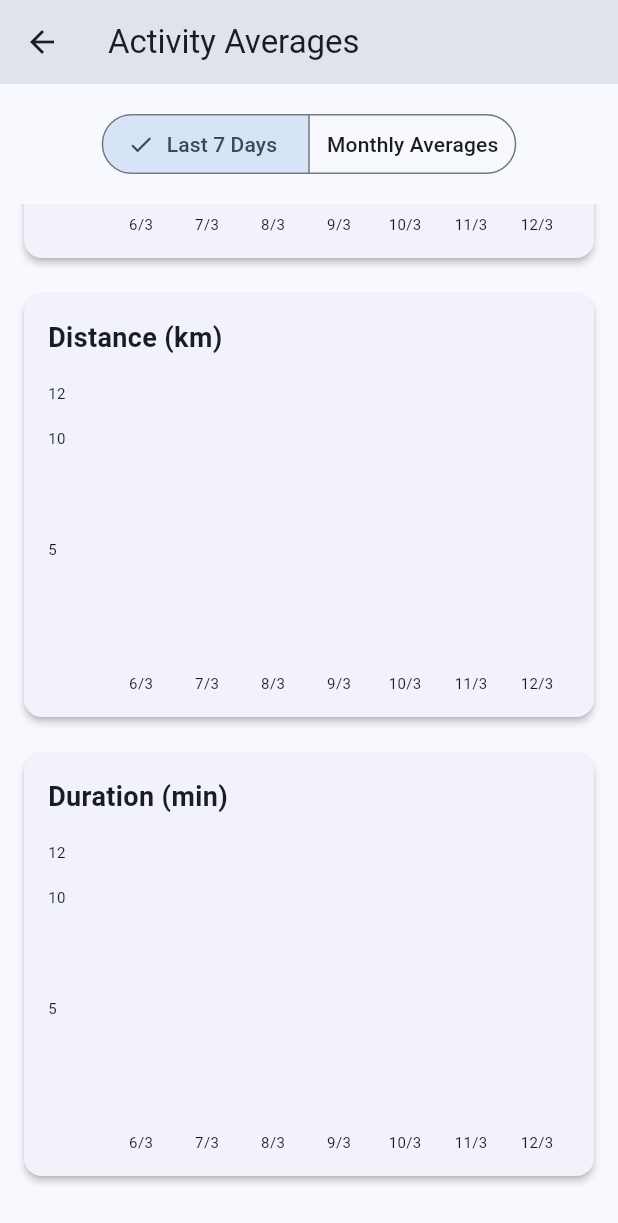
After one commit to matheussilvagarcia/anotherrunner, a Flutter app: the ChartScreen screen opened directly, scrolled down 568 dp, after a tap on "Last 7 Days", on a phone screen of 412 x 824 dp. The commit adds this screen. Shown: the top 1223 px of the screen. Run offline on Flutter 3.47's test engine with Material 3 defaults, Android fonts, the phone set to English and light mode, and no system bars; drawn by our look-alikes of fl_chart; our stand-ins replace cloud_firestore, firebase_auth, firebase_core, flutter_dotenv, flutter_local_notifications, flutter_svg and 9 more; missing offline and left inert: flutter_background_service, flutter_background_service_android, health; accounts and stored records are empty; generated files the repository leaves out were written again.

Commit message:
12/03/26 - Chart

```diff
--- /dev/null
+++ b/lib/chart_screen.dart
@@ -0,0 +1,267 @@
+import 'package:flutter/material.dart';
+import 'package:cloud_firestore/cloud_firestore.dart';
+import 'package:firebase_auth/firebase_auth.dart';
+import 'package:fl_chart/fl_chart.dart';
+
+class ChartScreen extends StatefulWidget {
+  const ChartScreen({super.key});
+
+  @override
+  State<ChartScreen> createState() => _ChartScreenState();
+}
+
+class _ChartScreenState extends State<ChartScreen> {
+  bool _isWeekly = true;
+  bool _isLoading = true;
+  List<Map<String, dynamic>> _rawData = [];
+
+  @override
+  void initState() {
+    super.initState();
+    _fetchData();
+  }
+
+  Future<void> _fetchData() async {
+    final user = FirebaseAuth.instance.currentUser;
+    if (user == null) return;
+
+    try {
+      final snapshot = await FirebaseFirestore.instance
+          .collection('users')
+          .doc(user.uid)
+          .collection('daily_stats')
+          .get();
+
+      final data = snapshot.docs.map((doc) {
+        final d = doc.data();
+        return {
+          'date': DateTime.parse(d['date']),
+          'steps': d['steps'] ?? 0,
+          'calories': (d['calories'] ?? 0.0).toDouble(),
+          'distanceKm': (d['distanceKm'] ?? 0.0).toDouble(),
+          'timeMin': (d['timeMin'] ?? 0.0).toDouble(),
+        };
+      }).toList();
+
+      data.sort((a, b) => (a['date'] as DateTime).compareTo(b['date'] as DateTime));
+
+      setState(() {
+        _rawData = data;
+        _isLoading = false;
+      });
+    } catch (e) {
+      setState(() {
+        _isLoading = false;
+      });
+    }
+  }
+
+  List<Map<String, dynamic>> _processWeeklyData() {
+    final now = DateTime.now();
+    final List<Map<String, dynamic>> last7Days = [];
+    for (int i = 6; i >= 0; i--) {
+      final targetDate = DateTime(now.year, now.month, now.day).subtract(Duration(days: i));
+      final record = _rawData.firstWhere(
+            (e) {
+          final d = e['date'] as DateTime;
+          return d.year == targetDate.year && d.month == targetDate.month && d.day == targetDate.day;
+        },
+        orElse: () => {
+          'date': targetDate,
+          'steps': 0,
+          'calories': 0.0,
+          'distanceKm': 0.0,
+          'timeMin': 0.0,
+        },
+      );
+      last7Days.add(record);
+    }
+    return last7Days;
+  }
+
+  List<Map<String, dynamic>> _processMonthlyData() {
+    final now = DateTime.now();
+    final List<Map<String, dynamic>> last6Months = [];
+
+    for (int i = 5; i >= 0; i--) {
+      int targetMonth = now.month - i;
+      int targetYear = now.year;
+      if (targetMonth <= 0) {
+        targetMonth += 12;
+        targetYear -= 1;
+      }
+
+      final monthRecords = _rawData.where((e) {
+        final d = e['date'] as DateTime;
+        return d.year == targetYear && d.month == targetMonth;
+      }).toList();
+
+      int sumSteps = 0;
+      double sumCal = 0.0;
+      double sumDist = 0.0;
+      double sumTime = 0.0;
+
+      for (var r in monthRecords) {
+        sumSteps += r['steps'] as int;
+        sumCal += r['calories'] as double;
+        sumDist += r['distanceKm'] as double;
+        sumTime += r['timeMin'] as double;
+      }
+
+      int count = monthRecords.isEmpty ? 1 : monthRecords.length;
+
+      last6Months.add({
+        'label': '$targetMonth/$targetYear',
+        'steps': (sumSteps / count).round(),
+        'calories': sumCal / count,
+        'distanceKm': sumDist / count,
+        'timeMin': sumTime / count,
+      });
+    }
+    return last6Months;
+  }
+
+  @override
+  Widget build(BuildContext context) {
+    return Scaffold(
+      appBar: AppBar(
+        title: const Text('Activity Averages'),
+      ),
+      body: _isLoading
+          ? const Center(child: CircularProgressIndicator())
+          : Column(
+        children: [
+          Padding(
+            padding: const EdgeInsets.all(16.0),
+            child: SegmentedButton<bool>(
+              segments: const [
+                ButtonSegment(value: true, label: Text('Last 7 Days')),
+                ButtonSegment(value: false, label: Text('Monthly Averages')),
+              ],
+              selected: {_isWeekly},
+              onSelectionChanged: (Set<bool> newSelection) {
+                setState(() {
+                  _isWeekly = newSelection.first;
+                });
+              },
+            ),
+          ),
+          Expanded(
+            child: ListView(
+              padding: const EdgeInsets.all(16.0),
+              children: [
+                _buildChartCard('Steps', 'steps', Colors.blue),
+                _buildChartCard('Calories (kcal)', 'calories', Colors.orange),
+                _buildChartCard('Distance (km)', 'distanceKm', Colors.green),
+                _buildChartCard('Duration (min)', 'timeMin', Colors.purple),
+              ],
+            ),
+          ),
+        ],
+      ),
+    );
+  }
+
+  Widget _buildChartCard(String title, String dataKey, Color color) {
+    final weeklyData = _isWeekly ? _processWeeklyData() : [];
+    final monthlyData = !_isWeekly ? _processMonthlyData() : [];
+
+    final length = _isWeekly ? weeklyData.length : monthlyData.length;
+    double maxY = 0;
+
+    List<BarChartGroupData> barGroups = [];
+    for (int i = 0; i < length; i++) {
+      double value = 0;
+      if (_isWeekly) {
+        final val = weeklyData[i][dataKey];
+        value = val is int ? val.toDouble() : val as double;
+      } else {
+        final val = monthlyData[i][dataKey];
+        value = val is int ? val.toDouble() : val as double;
+      }
+
+      if (value > maxY) maxY = value;
+
+      barGroups.add(
+        BarChartGroupData(
+          x: i,
+          barRods: [
+            BarChartRodData(
+              toY: value,
+              color: color,
+              width: 16,
+              borderRadius: BorderRadius.circular(4),
+            ),
+          ],
+        ),
+      );
+    }
+
+    if (maxY == 0) maxY = 10;
+
+    return Card(
+      margin: const EdgeInsets.only(bottom: 24.0),
+      elevation: 2,
+      child: Padding(
+        padding: const EdgeInsets.all(16.0),
+        child: Column(
+          crossAxisAlignment: CrossAxisAlignment.start,
+          children: [
+            Text(
+              title,
+              style: const TextStyle(fontSize: 18, fontWeight: FontWeight.bold),
+            ),
+            const SizedBox(height: 24),
+            SizedBox(
+              height: 200,
+              child: BarChart(
+                BarChartData(
+                  alignment: BarChartAlignment.spaceAround,
+                  maxY: maxY * 1.2,
+                  barTouchData: BarTouchData(enabled: false),
+                  titlesData: FlTitlesData(
+                    show: true,
+                    bottomTitles: AxisTitles(
+                      sideTitles: SideTitles(
+                        showTitles: true,
+                        getTitlesWidget: (value, meta) {
+                          if (value.toInt() < 0 || value.toInt() >= length) return const SizedBox.shrink();
+                          String text = '';
+                          if (_isWeekly) {
+                            final d = weeklyData[value.toInt()]['date'] as DateTime;
+                            text = '${d.day}/${d.month}';
+                          } else {
+                            text = monthlyData[value.toInt()]['label'] as String;
+                          }
+                          return Padding(
+                            padding: const EdgeInsets.only(top: 8.0),
+                            child: Text(text, style: const TextStyle(fontSize: 10)),
+                          );
+                        },
+                      ),
+                    ),
+                    leftTitles: AxisTitles(
+                      sideTitles: SideTitles(
+                        showTitles: true,
+                        reservedSize: 40,
+                        getTitlesWidget: (value, meta) {
+                          if (value == 0) return const SizedBox.shrink();
+                          return Text(value.toInt().toString(), style: const TextStyle(fontSize: 10));
+                        },
+                      ),
+                    ),
+                    topTitles: const AxisTitles(sideTitles: SideTitles(showTitles: false)),
+                    rightTitles: const AxisTitles(sideTitles: SideTitles(showTitles: false)),
+                  ),
+                  gridData: const FlGridData(show: false),
+                  borderData: FlBorderData(show: false),
+                  barGroups: barGroups,
+                ),
+              ),
+            ),
+          ],
+        ),
+      ),
+    );
+  }
+}
--- a/pubspec.yaml
+++ b/pubspec.yaml
@@ -29,6 +29,9 @@ dependencies:
   flutter_background_service: ^5.1.0
   flutter_background_service_android: ^6.3.1
   flutter_launcher_icons: ^0.13.1
+  fl_chart: ^1.1.1
+  flutter_svg: ^2.2.4
+  in_app_purchase: ^3.2.3
 
 dev_dependencies:
   flutter_test:
@@ -39,6 +42,7 @@ flutter:
   uses-material-design: true
   assets:
     - .env
+    - lib/assets/
 flutter_launcher_icons:
   android: true
   ios: true
```
Also changed, not shown: lib/home_screen.dart (+95 -1 lines), lib/main.dart (+3 -4 lines), lib/purchase_service.dart (added, +101 -0 lines), lib/assets/HealthConnect.svg (added), pubspec.lock, 3 other files.
